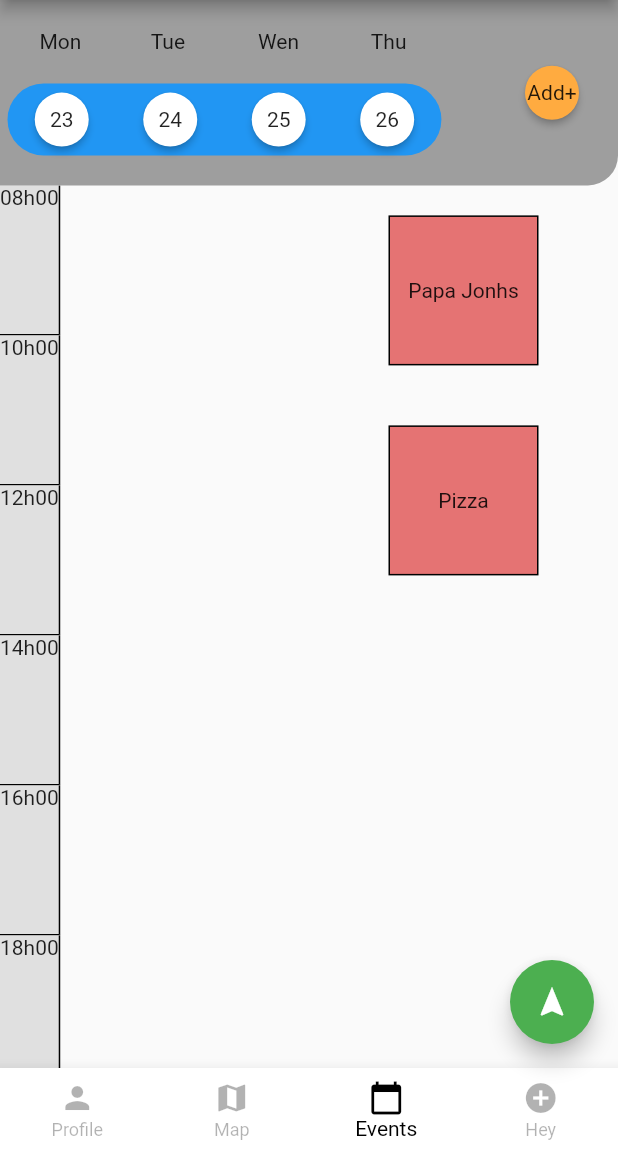
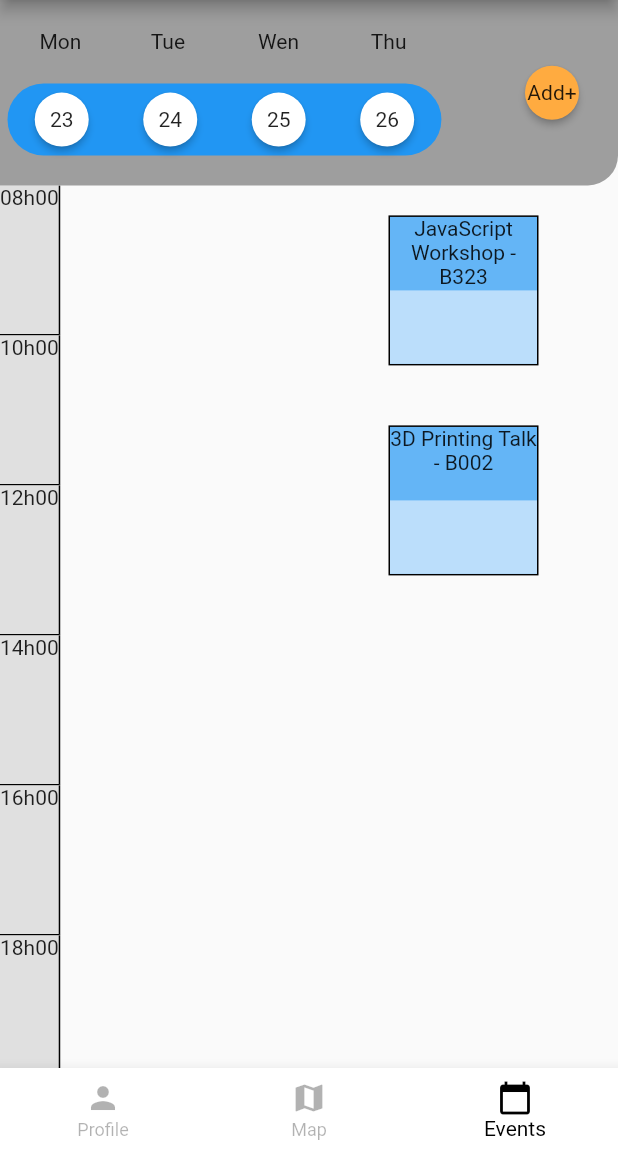
Before and after one commit to softeng-feup/open-cx-batatas, a Flutter app: the screen it shows after launch, item 3 of the bottom bar chosen, on a phone screen of 412 x 824 dp, the part 84-1236 px from its top. Run offline on Flutter 3.47's test engine with Material 2 defaults, Android fonts, the phone set to English and light mode, and no system bars; missing offline and left inert: matrix_gesture_detector.

Commit message:
template Scheduler

```diff
--- a/frontend/lib/eventsPage.dart
+++ b/frontend/lib/eventsPage.dart
@@ -78,12 +78,23 @@ Widget getEvents(List<String> strings) {
                   width: 100,
                   decoration: BoxDecoration(
                     border: Border.all(),
-                    color: Colors.red[300],
+                    color: Colors.blue[300],
                   ),
-                  child: Center(child:Text(
-                    item,
-                    textAlign: TextAlign.center,
-                  )))))
+                  child: Column(
+                    children: <Widget>[
+                      Expanded(
+                          child: Text(
+                        item,
+                        textAlign: TextAlign.center,
+                      )),
+                      Expanded(
+                        child: Container(color: Colors.blue[100],
+                        height: 30,
+                        width: 1000,),
+
+                      )
+                    ],
+                  ))))
           .toList());
 }
 
@@ -135,8 +146,8 @@ class EventsPageState extends State<StatefulWidget> {
   ];
 
   final List<String> events = <String>[
-    'Papa Jonhs',
-    'Pizza',
+    'JavaScript Workshop - B323',
+    '3D Printing Talk - B002',
   ];
 
   @override
--- a/frontend/lib/main.dart
+++ b/frontend/lib/main.dart
@@ -72,13 +72,7 @@ class _MyHomePageState extends State<MyHomePage> {
         title: Text(widget.title),
       ),
       body: _children[_currentIndex],
-      floatingActionButton: FloatingActionButton(
-        onPressed: () {
-          // Add your onPressed code here!
-        },
-        child: Icon(Icons.navigation),
-        backgroundColor: Colors.green,
-      ),
+
       bottomNavigationBar: BottomNavigationBar(
         onTap: changePage,
         type: BottomNavigationBarType
@@ -101,10 +95,7 @@ class _MyHomePageState extends State<MyHomePage> {
             icon: new Icon(Icons.calendar_today),
             title: new Text('Events'),
           ),
-          BottomNavigationBarItem(
-            icon: new Icon(Icons.add_circle),
-            title: new Text('Hey'),
-          ),
+
         ],
       ),
     );
```
